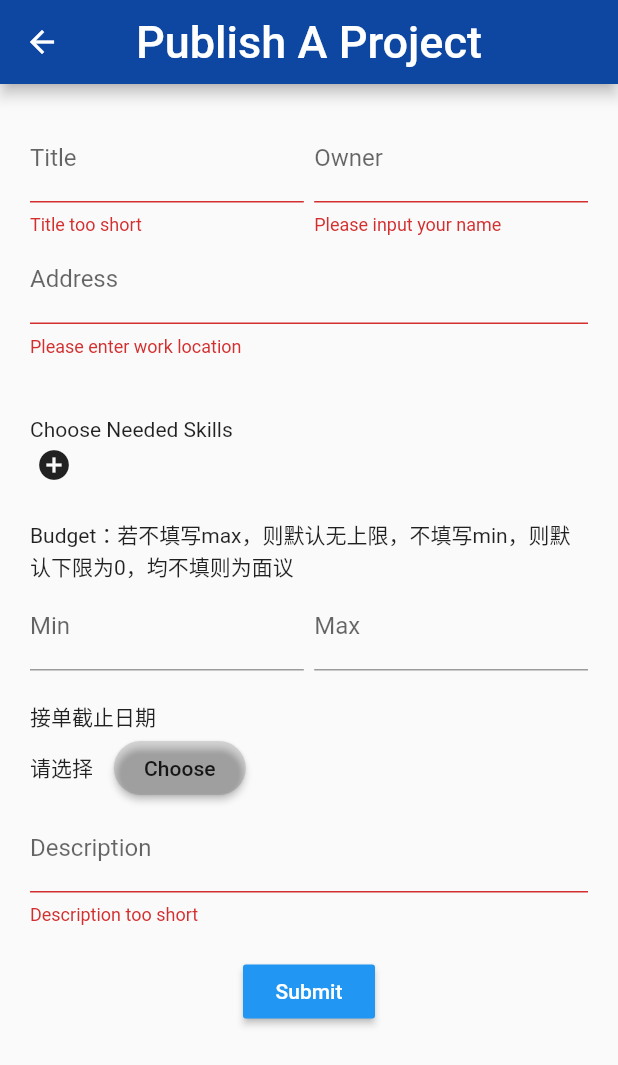
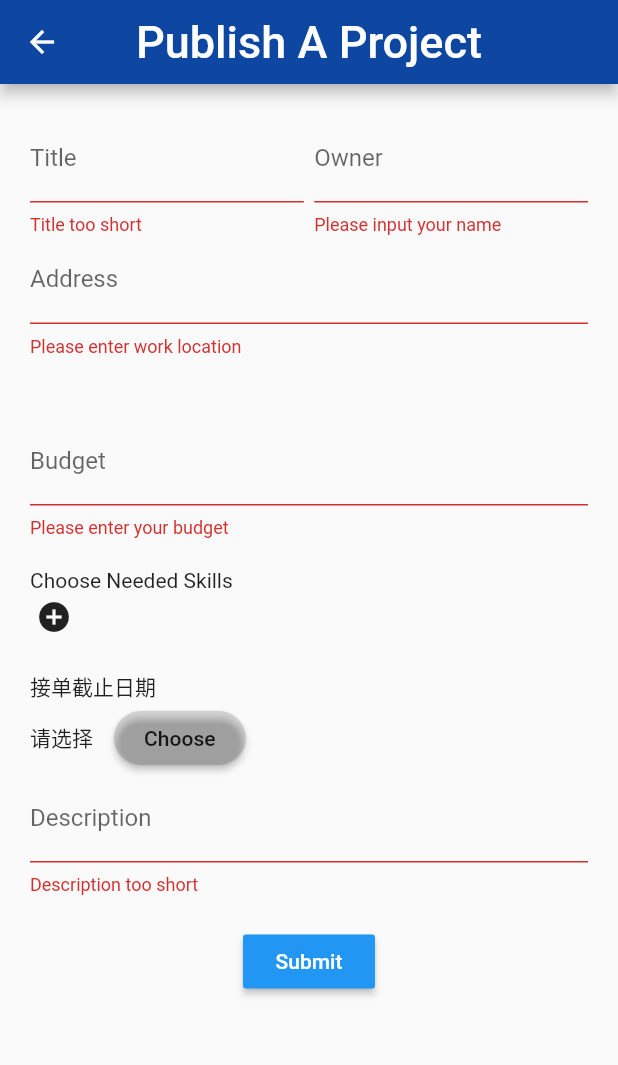
Before and after one commit to Freelancer-Team/flutter, a Flutter app: the PublishPage screen opened by its route, after a tap on "Submit", on a phone screen of 412 x 824 dp. Shown: the top 1065 px of the screen. Run offline on Flutter 3.47's test engine with Material 2 defaults, Android fonts, the phone set to English and light mode, and no system bars; our stand-ins replace fluttertoast, shared_preferences; missing offline and left inert: dart:html, shared_preferences_web; accounts and stored records are empty; network calls fail.

```diff
--- a/lib/component/MyDrawer.dart
+++ b/lib/component/MyDrawer.dart
@@ -103,7 +103,9 @@ class MyDrawer extends StatelessWidget {
               Icons.home,
               color: Colors.black,
             ),
-            onTap: () {},
+            onTap: () {
+              Navigator.pushNamed(context, '/home');
+            },
           ),
           Divider(
             height: 15.0,
@@ -182,7 +184,7 @@ class MyDrawer extends StatelessWidget {
             ),
             onTap: () {
               Account.delUserInfo();
-              Navigator.pop(context, '/home');
+              Navigator.pushNamed(context, '/home');
             },
           ),
         ],
--- a/lib/pages/profile.dart
+++ b/lib/pages/profile.dart
@@ -192,9 +192,10 @@ class _UserInfoState extends State<UserInfo> {
   saveSkills(skills) async {
     try {
       String url = "http://localhost:8080/updateSkills?userId=" + uid.toString();
+      print(url);print(skills);
       var res = await http.post(Uri.encodeFull(url),
-          headers: {"Accept": "application/json"},
-          body: {"skills": skills});
+          headers: {"content-type": "application/json"},
+          body:  json.encode(skills));
       var response = json.decode(res.body);
       if (response != null) {
         Account.saveUserSkill(response);
--- a/lib/pages/publish.dart
+++ b/lib/pages/publish.dart
@@ -17,8 +17,9 @@ class _PublishState extends State<PublishPage> {
   String _title;
   String _owner;
   String _address;
-  String _min;
-  String _max;
+//  String _min;
+//  String _max;
+  String _budget;
   String _description;
   DateTime _ddl;
 
@@ -182,6 +183,15 @@ class _PublishState extends State<PublishPage> {
                 new Padding(
                   padding: const EdgeInsets.only(top: 40.0),
                 ),
+                new TextFormField(
+                  decoration: new InputDecoration(labelText: "Budget"),
+                  validator: (val) =>
+                  val.length < 1 ? 'Please enter your budget' : null,
+                  onSaved: (val) => _budget = val,
+                ),
+                new Padding(
+                  padding: const EdgeInsets.only(top: 20.0),
+                ),
                 new Align(
                     alignment: new FractionalOffset(0.0, 0.0),
                     child: new Text('Choose Needed Skills')),
@@ -190,26 +200,24 @@ class _PublishState extends State<PublishPage> {
                     child: Wrap(
                       children: skillManageList,
                     )),
-                new Padding(
-                  padding: const EdgeInsets.only(top: 20.0),
-                ),
-                new Align(
-                    alignment: new FractionalOffset(0.0, 0.0),
-                    child:
-                        new Text('Budget：若不填写max，则默认无上限，不填写min，则默认下限为0，均不填则为面议')),
-                Row(children: <Widget>[
-                  new Expanded(
-                      child: TextFormField(
-                    decoration: new InputDecoration(labelText: "Min"),
-                    onSaved: (val) => _min = val,
-                  )),
-                  new Text('  '),
-                  new Expanded(
-                      child: TextFormField(
-                    decoration: new InputDecoration(labelText: "Max"),
-                    onSaved: (val) => _max = val,
-                  ))
-                ]),
+
+//                new Align(
+//                    alignment: new FractionalOffset(0.0, 0.0),
+//                    child:
+//                        new Text('Budget：若不填写max，则默认无上限，不填写min，则默认下限为0，均不填则为面议')),
+//                Row(children: <Widget>[
+//                  new Expanded(
+//                      child: TextFormField(
+//                    decoration: new InputDecoration(labelText: "Min"),
+//                    onSaved: (val) => _min = val,
+//                  )),
+//                  new Text('  '),
+//                  new Expanded(
+//                      child: TextFormField(
+//                    decoration: new InputDecoration(labelText: "Max"),
+//                    onSaved: (val) => _max = val,
+//                  ))
+//                ]),
                 new Padding(
                   padding: const EdgeInsets.only(top: 20.0),
                 ),
```
Also changed, not shown: lib/pages/apply.dart (+39 -9 lines), 1 other file.
